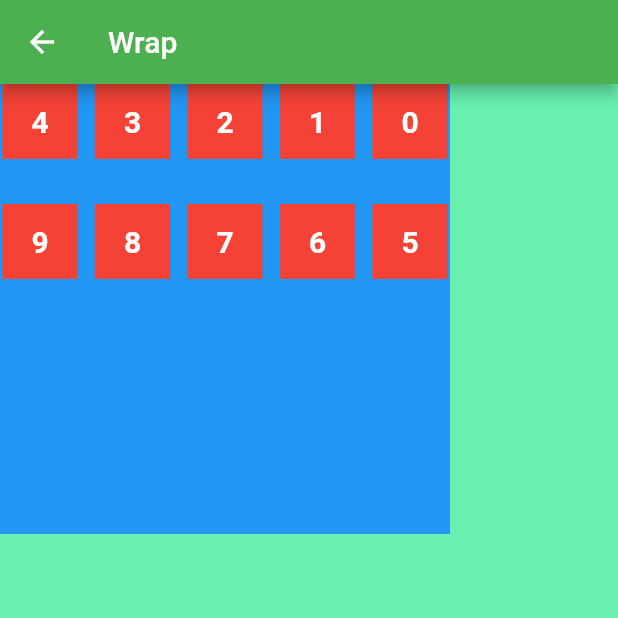
After one commit to arunkumarchauhan/flutter_training_neosoft, a Flutter app: the ResponsiveDemo screen opened by its route, after a tap on "WRAP_DEMO", on a phone screen of 412 x 824 dp, the top half of it. The commit adds this screen. Run offline on Flutter 3.47's test engine with Material 2 defaults, Android fonts, the phone set to English and light mode, and no system bars; our stand-ins replace backdrop; network calls fail.

Commit message:
networking/wrap/stack demo

```diff
--- /dev/null
+++ b/lib/constants.dart
@@ -0,0 +1 @@
+const String albumUrl="https://jsonplaceholder.typicode.com/photos";
--- a/lib/screens/build_your_own_widget/category.dart
+++ b/lib/screens/build_your_own_widget/category.dart
@@ -13,6 +13,7 @@ class Category extends StatelessWidget {
     return BackdropScaffold(
       revealBackLayerAtStart: true,
       appBar: BackdropAppBar(
+
         backgroundColor: Colors.greenAccent,
         elevation: 0,
         title: const Text(
@@ -60,9 +61,11 @@ class Category extends StatelessWidget {
           },
         );
       }),
+
       frontLayer: Container(
         color: Colors.white,
       ),
+
     );
   }
 }
--- /dev/null
+++ b/lib/screens/networking/repo.dart
@@ -0,0 +1,4 @@
+
+
+import 'package:training/models/networking/album.dart';
+import '../../services/request.dart';
--- /dev/null
+++ b/lib/screens/responsive/responsive_demo.dart
@@ -0,0 +1,21 @@
+import 'package:flutter/material.dart';
+import 'package:training/screens/responsive/stack_demo.dart';
+import 'package:training/screens/responsive/wrap_demo.dart';
+import 'package:training/screens/selection_screen.dart';
+
+class ResponsiveDemo extends StatelessWidget {
+  const ResponsiveDemo({Key? key}) : super(key: key);
+static const String url="RESPONSIVE_DEMO";
+  @override
+  Widget build(BuildContext context) {
+    return Scaffold(
+      appBar: AppBar(title: Text("Wrap Demo"),),
+      body: Center(
+        child: Column(children: [
+          ScreenSelectionButton(url: WrapDemo.url),
+          ScreenSelectionButton(url: StackDemo.url)
+        ],),
+      ),
+    );
+  }
+}
--- /dev/null
+++ b/lib/screens/responsive/wrap_demo.dart
@@ -0,0 +1,29 @@
+import 'package:flutter/material.dart';
+
+class WrapDemo extends StatelessWidget {
+  const WrapDemo({Key? key}) : super(key: key);
+  static const  String url="WRAP_DEMO";
+  @override
+  Widget build(BuildContext context) {
+    return Scaffold(
+      appBar: AppBar(title: Text("Wrap "),),
+      body: Container(
+        height: 300,
+        width: 300,
+        color: Colors.blue,
+        child: Wrap(
+          direction: Axis.horizontal,
+          runAlignment: WrapAlignment.start,
+          alignment: WrapAlignment.spaceEvenly,
+          verticalDirection: VerticalDirection.down,
+          spacing: 10,
+          runSpacing: 30,
+          textDirection: TextDirection.rtl,
+          children: [
+            for (int i=0;i<10;i++)Container(alignment: Alignment.center,height: 50,width: 50,color: Colors.red,child: Text("$i",style: TextStyle(fontSize: 20,fontWeight: FontWeight.bold,color: Colors.white),),)
+          ] ,
+        ),
+      ),
+    );
+  }
+}
--- a/pubspec.yaml
+++ b/pubspec.yaml
@@ -31,6 +31,7 @@ dependencies:
     sdk: flutter
   backdrop: ^0.8.0
   provider: ^6.0.3
+  http: ^0.13.4
 
   # The following adds the Cupertino Icons font to your application.
   # Use with the CupertinoIcons class for iOS style icons.
```
Also changed, not shown: lib/main.dart (+9 -0 lines), lib/models/networking/album.dart (added, +46 -0 lines), lib/screens/networking/networking_demo.dart (added, +46 -0 lines), lib/screens/responsive/stack_demo.dart (added, +37 -0 lines), lib/screens/selection_screen.dart (+8 -0 lines), lib/services/request.dart (added, +41 -0 lines), pubspec.lock.
